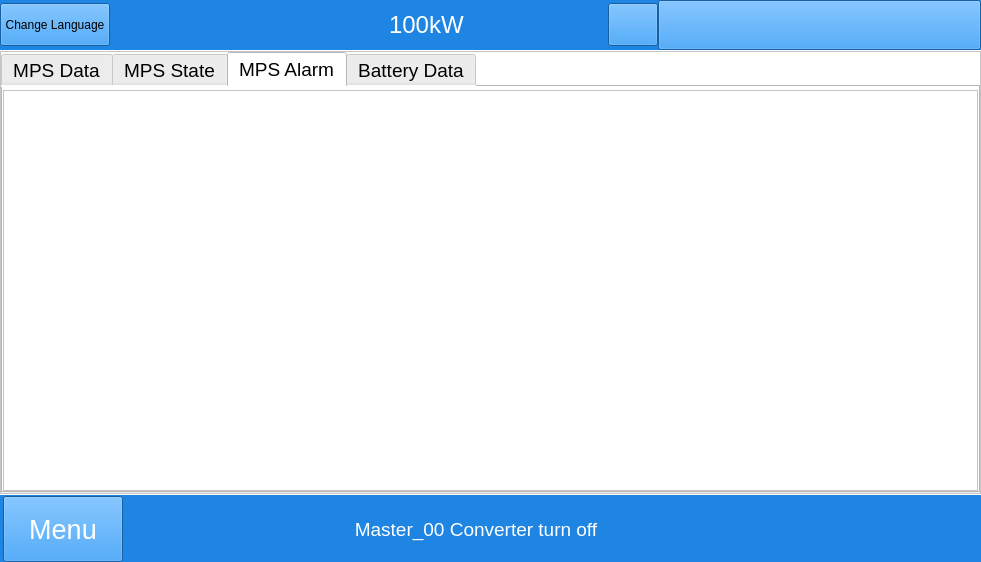
The window that mywidget.ui (megarevolpr/MWin) describes before a commit, drawn with Qt 5.
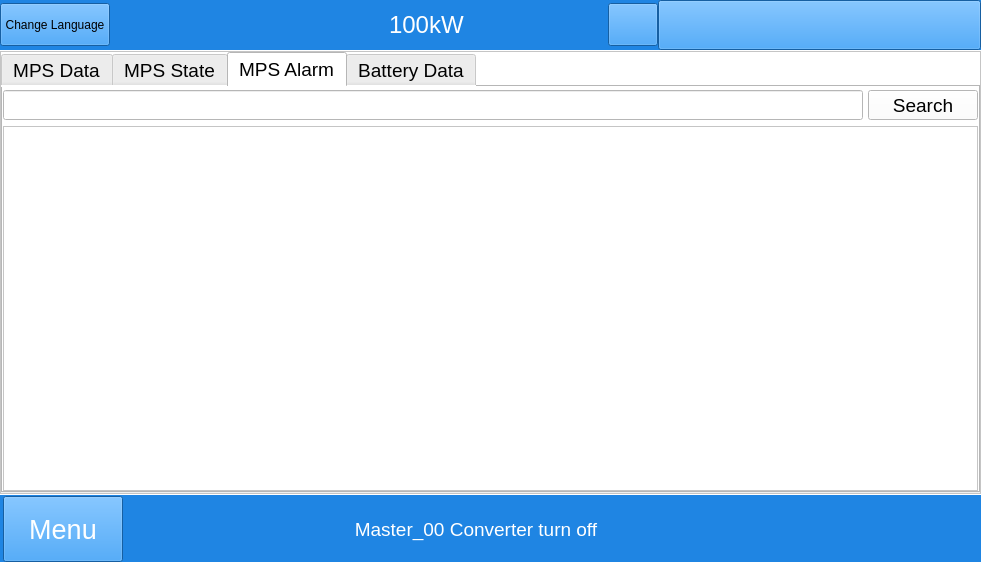
The same window after the commit. The open tabs and pages were chosen to show the change. Icons and pictures are not drawn.

Diff of the .ui file:
```diff
--- a/mywidget.ui
+++ b/mywidget.ui
@@ -4676,7 +4676,50 @@
                   <number>0</number>
                  </property>
                  <item row="0" column="0">
-                  <widget class="QTableWidget" name="RTAlarm_Data_page"/>
+                  <layout class="QVBoxLayout" name="verticalLayout_6">
+                   <item>
+                    <layout class="QHBoxLayout" name="horizontalLayout_30">
+                     <item>
+                      <widget class="QLineEdit" name="search_le">
+                       <property name="minimumSize">
+                        <size>
+                         <width>860</width>
+                         <height>30</height>
+                        </size>
+                       </property>
+                       <property name="maximumSize">
+                        <size>
+                         <width>860</width>
+                         <height>30</height>
+                        </size>
+                       </property>
+                      </widget>
+                     </item>
+                     <item>
+                      <widget class="QPushButton" name="search_btn">
+                       <property name="minimumSize">
+                        <size>
+                         <width>110</width>
+                         <height>30</height>
+                        </size>
+                       </property>
+                       <property name="maximumSize">
+                        <size>
+                         <width>110</width>
+                         <height>30</height>
+                        </size>
+                       </property>
+                       <property name="text">
+                        <string>Search</string>
+                       </property>
+                      </widget>
+                     </item>
+                    </layout>
+                   </item>
+                   <item>
+                    <widget class="QTableWidget" name="RTAlarm_Data_page"/>
+                   </item>
+                  </layout>
                  </item>
                 </layout>
                </widget>
```
Left out of the diff: 6 changed lines with no effect on the pictures.
